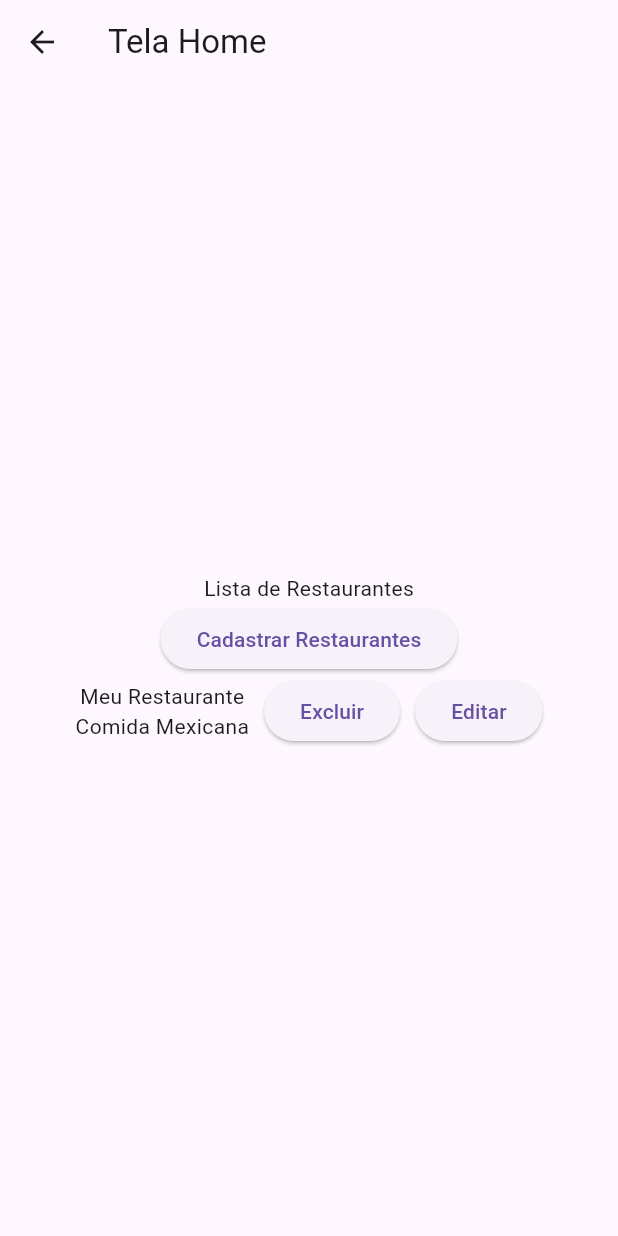
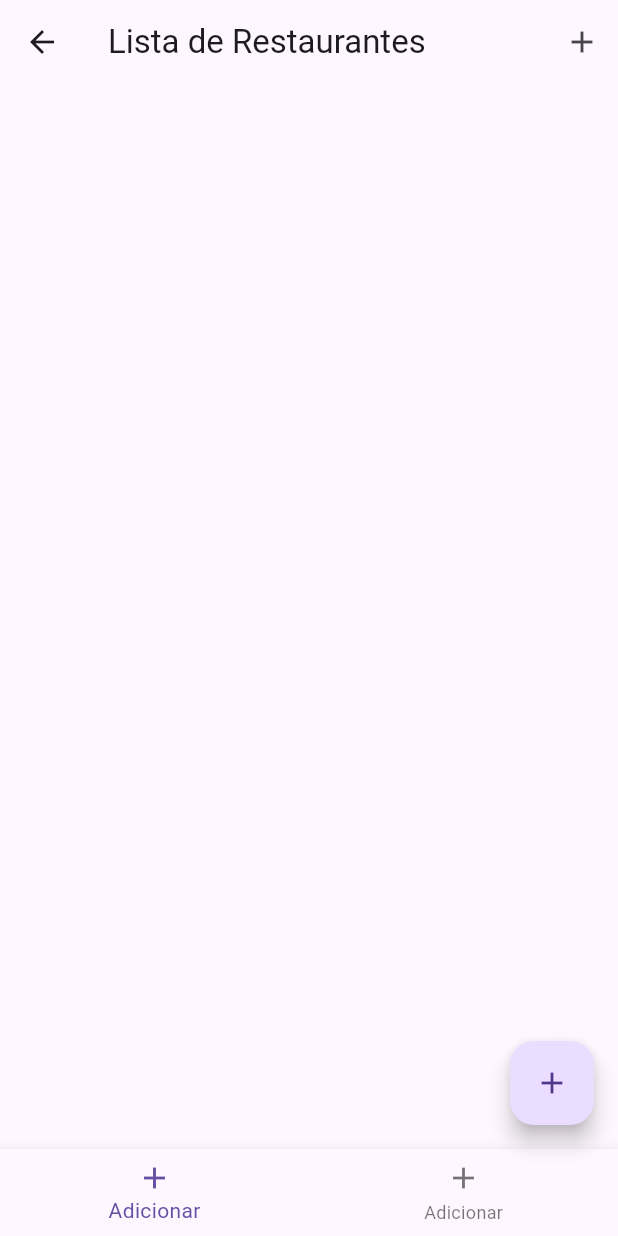
Before and after one commit to kimberley-cmd/mimpedir, a Flutter app: the TelaHome screen opened directly, on a phone screen of 412 x 824 dp. Run offline on Flutter 3.47's test engine with Material 3 defaults, Android fonts, the phone set to English and light mode, and no system bars; our stand-ins replace sqflite; accounts and stored records are empty.

Commit message:
criação e alteração do restaurante_dao e tela home

```diff
--- a/lib/tela_home.dart
+++ b/lib/tela_home.dart
@@ -1,41 +1,80 @@
 import 'package:flutter/material.dart';
+import 'package:mimpedir/banco/restaurante_DAO.dart';
 import 'package:mimpedir/tela_cad_restaurante.dart';
 import 'package:mimpedir/usuario.dart';
+import '../restaurante.dart';
 
-class TelaHome extends StatelessWidget {
+class TelaHome extends StatefulWidget {
   TelaHome({super.key});
+
+  @override
+  State<TelaHome> createState() => TelaHomeState();
+}
+
+class TelaHomeState extends State<TelaHome>{
+  List<Restaurante> restaurantes = [];
+
+  Future<void> carregarRestaurante() async{
+    final lista = await RestauranteDAO.listarTodos();
+    setState(() {
+      restaurantes = lista;
+    });
+  }
 
   @override
   Widget build(BuildContext context) {
     return Scaffold(
-        appBar: AppBar(title: const Text('Tela Home')),
+        appBar: AppBar(
+          title: const Text('Lista de Restaurantes'),
+          actions: [
+            IconButton(
+                onPressed: () {
+                  Navigator.push(context, MaterialPageRoute(
+                      builder: (context) => TelaCadRestaurante()));
+                },
+                icon: Icon(Icons.add)
+            )
+          ],
+        ),
         body: Padding(padding: const EdgeInsets.all(20),
-            child: Column(
-              mainAxisAlignment: MainAxisAlignment.center,
-              children: [
-                Text("Lista de Restaurantes"),
-                ElevatedButton(onPressed: () {
-                  Navigator.push(context, MaterialPageRoute(builder: (context) => TelaCadRestaurante()));
-                }, child: Text("Cadastrar Restaurantes")),
-                Row(
-                  mainAxisAlignment: MainAxisAlignment.center,
-                  children:
-                  [
-                    Column(
+          child: ListView.builder(
+              itemCount: restaurantes.length,
+              itemBuilder: (context, index) {
+                final = restaurantes[index];
+                return Card(
+                  margin: EdgeInsets.symmetric(vertical: 8),
+                  child: ListTile(
+                    title: Text(r.nome ?? 'sem nome'),
+                    subtitle: Text('ID: ${r.codigo}'),
+                    trailing: Row(
+                      mainAxisSize: MainAxisSize.min,
                       children: [
-                        Text("Meu Restaurante"),
-                        Text("Comida Mexicana")
+                        IconButton(onPressed: () {
+                          Navigator.push(context, MaterialPageRoute(
+                              builder: (context) => TelaCadRestaurante()));
+                        }, icon: Icon(Icons.edit, color: Colors.blue,)),
+                        IconButton(onPressed: () {},
+                            icon: Icon(Icons.delete, color: Colors.red,)),
                       ],
                     ),
-                    SizedBox(width: 10),
-                    ElevatedButton(onPressed: () {}, child: Text("Excluir")),
-                    SizedBox(width: 10),
-                    ElevatedButton(onPressed: () {}, child: Text("Editar")),
-                  ],
-                ),
-              ],
-            )
-        )
+                  ),
+                );
+              }
+          ),
+        ),
+        floatingActionButton: FloatingActionButton(
+            onPressed: (){
+              Navigator.push(context, MaterialPageRoute(builder: (context) => TelaCadRestaurante()));
+            },
+            child: Icon(Icons.add)
+        ),
+      bottomNavigationBar: BottomNavigationBar(
+        items: const<BottomNavigationBarItem>[
+          BottomNavigationBarItem(icon: Icon(Icons.add), label: 'Adicionar'),
+          BottomNavigationBarItem(icon: Icon(Icons.add), label: 'Adicionar'),
+        ]
+      ),
+
     );
   }
 }
```
Also changed, not shown: lib/banco/restaurante_DAO.dart (added, +17 -0 lines), lib/restaurante.dart (added), lib/tipo.dart (added), 1 other file.
